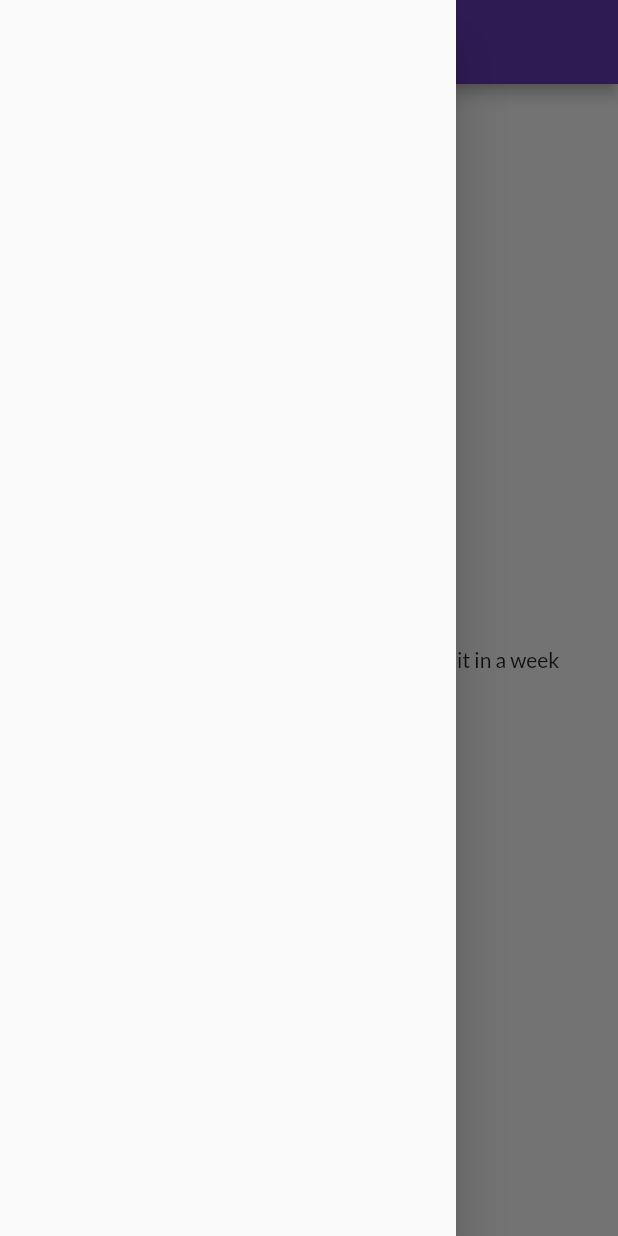
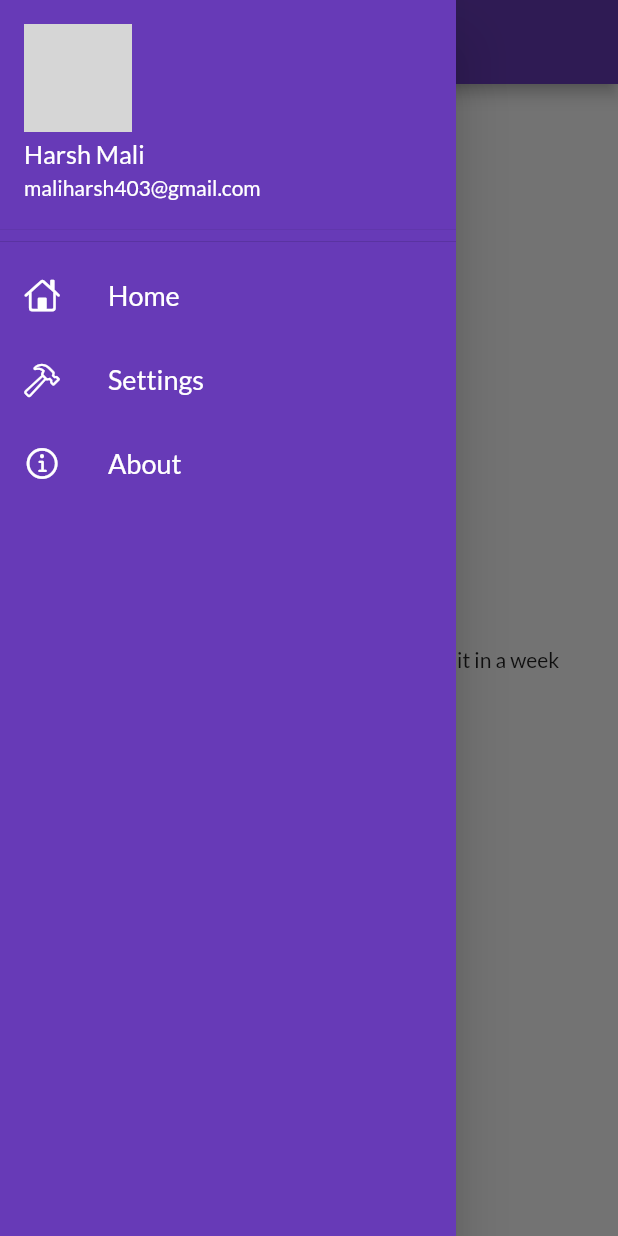
Before and after one commit to cutieandroid/FlutterCatalog, a Flutter app: the Homepage screen opened by its route, with the side drawer open, on a phone screen of 412 x 824 dp. Run offline on Flutter 3.47's test engine with Material 2 defaults, Android fonts, the phone set to English and light mode, and no system bars; our stand-ins replace google_fonts; network calls fail; grey boxes are pictures that could not be loaded.

Commit message:
implemented drawer using list view and added some items in the list,also fetched image from cdn

```diff
--- a/lib/Pages/homepage.dart
+++ b/lib/Pages/homepage.dart
@@ -1,4 +1,6 @@
 import 'package:flutter/material.dart';
+
+import '../widgets/MyDrawer.dart';
 
 class Homepage extends StatelessWidget{
   @override
@@ -9,9 +11,9 @@ class Homepage extends StatelessWidget{
     return Scaffold(
 
           appBar:AppBar(
-            title: Text("Flutter codepur") ,
+            title: const Text("Home") ,
           ),
-          drawer: Drawer(),
+          drawer: MyDrawer(),
           body: const Center(
             child: Text("this is not $days days of flutter i am gonna do it in a week"),
           ),
--- a/lib/Pages/main.dart
+++ b/lib/Pages/main.dart
@@ -23,7 +23,7 @@ class MyApp extends StatelessWidget {
                  brightness: Brightness.dark
       ),*/
       routes: {
-        "/":(context)=> login(),
+        "/":(context)=> Homepage(),
         MyRoutes.loginroute: (context) => login(),
         MyRoutes.homeroute:(context)=> Homepage()
       },
--- /dev/null
+++ b/lib/widgets/MyDrawer.dart
@@ -0,0 +1,81 @@
+import 'package:flutter/cupertino.dart';
+import 'package:flutter/material.dart';
+
+class MyDrawer extends StatelessWidget{
+  @override
+  Widget build(BuildContext context) {
+
+  final imageurl="https://ik.imagekit.io/pacman/IMG_20230323_180953_887.jpg?updatedAt=1684951267537";
+
+    return
+
+      Drawer(
+       child: Container(
+         color: Colors.deepPurple,
+         child: ListView(
+           children: [
+             DrawerHeader(
+               padding: EdgeInsets.zero,
+                 child:  UserAccountsDrawerHeader(
+                   accountName: Text("Harsh Mali",textScaleFactor: 1.2),
+                   accountEmail: Text("maliharsh403@gmail.com",textScaleFactor: 1),
+                   currentAccountPicture: CircleAvatar(
+                     backgroundImage: NetworkImage(imageurl),
+                   ),
+
+                 )
+             ),
+
+            const  ListTile(
+               leading: Icon(
+                 CupertinoIcons.home,
+                 color:Colors.white
+               ),
+              title: Text("Home",
+                  style:TextStyle(
+                    fontSize: 18,
+                    color: Colors.white
+                  )
+              ),
+
+             ),
+
+             const ListTile(
+               leading: Icon(
+                   CupertinoIcons.hammer,
+                   color:Colors.white
+               ),
+               title: Text("Settings",
+                   style:TextStyle(
+                       fontSize: 18,
+                       color: Colors.white
+                   )
+               ),
+
+             ),
+             const ListTile(
+               leading: Icon(
+                   CupertinoIcons.info,
+                   color:Colors.white
+               ),
+               title: Text("About",
+                   style:TextStyle(
+                       fontSize: 18,
+                       color: Colors.white
+                   )
+               ),
+
+             )
+
+
+
+           ],
+         ),
+       ),
+
+
+    );
+
+  }
+
+}
```
